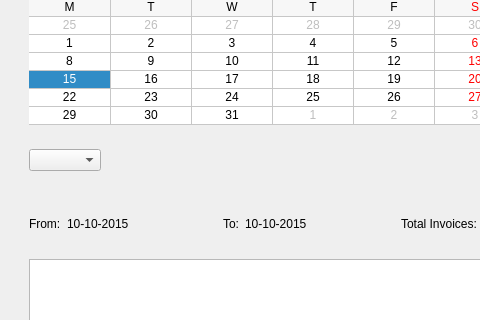
Above: penyamanager/admin/providerinvoicelistview.ui from eguzki/penyamanager before the change; both pictures show x 0 to 480 and y 97 to 417 of the 1200 by 1000 pixel window. Below: the same form after it.
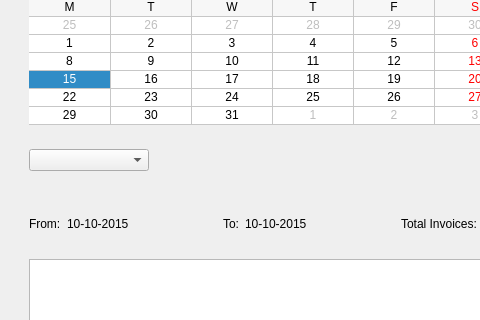
That is the form after the change.

What changed in the file:
```diff
--- a/penyamanager/admin/providerinvoicelistview.ui
+++ b/penyamanager/admin/providerinvoicelistview.ui
@@ -133,7 +133,14 @@
        <widget class="QWidget" name="memberWidget" native="true">
         <layout class="QHBoxLayout" name="horizontalLayout_2">
          <item>
-          <widget class="QComboBox" name="providerComboBox"/>
+          <widget class="QComboBox" name="providerComboBox">
+           <property name="minimumSize">
+            <size>
+             <width>120</width>
+             <height>0</height>
+            </size>
+           </property>
+          </widget>
          </item>
          <item>
           <spacer name="horizontalSpacer">
```
